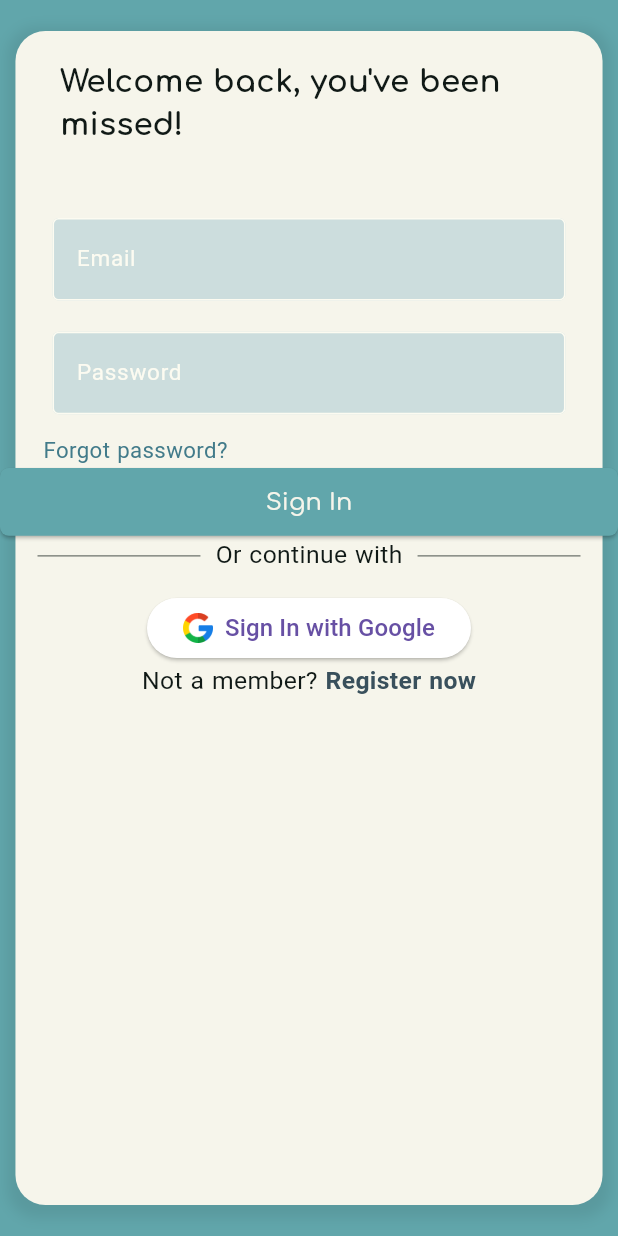
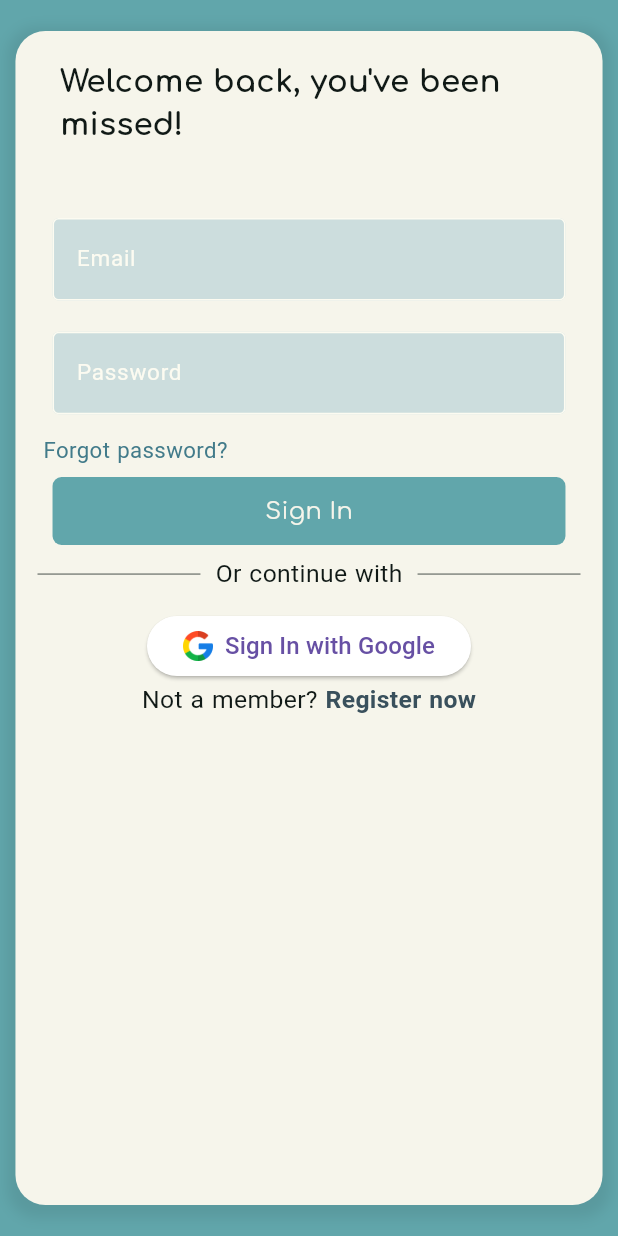
Before and after one commit to nitinjha607/leaflink-2.0, a Flutter app: the screen it shows after launch, on a phone screen of 412 x 824 dp. Run offline on Flutter 3.47's test engine with Material 3 defaults, Android fonts, the phone set to English and light mode, and no system bars; our stand-ins replace firebase_auth, firebase_core, fl_chart, google_fonts, google_sign_in, shimmer and 1 more; accounts and stored records are empty.

Commit message:
Update my_button.dart

```diff
--- a/leaflink/lib/components/my_button.dart
+++ b/leaflink/lib/components/my_button.dart
@@ -13,14 +13,19 @@ class MyButton extends StatelessWidget {
 
   @override
   Widget build(BuildContext context) {
-    return ElevatedButton(
-      onPressed: onTap,
-      style: ElevatedButton.styleFrom(
+    return GestureDetector(
+      onTap: onTap, // Use the onTap callback passed to the widget
+      child: Container(
         padding: EdgeInsets.all(MediaQuery.of(context).size.height * 0.0135),
-        primary: const Color.fromRGBO(97, 166, 171, 1),
-        shape: RoundedRectangleBorder(
+        margin: EdgeInsets.only(
+          left: MediaQuery.of(context).size.width * 0.085,
+          right: MediaQuery.of(context).size.width * 0.085,
+          bottom: MediaQuery.of(context).size.height * 0.009,
+          top: MediaQuery.of(context).size.height * 0.009,
+        ),
+        decoration: BoxDecoration(
+          color: const Color.fromRGBO(97, 166, 171, 1),
           borderRadius: BorderRadius.circular(6),
-        ),
         ),
         child: Center(
           child: Text(
@@ -32,6 +37,7 @@ class MyButton extends StatelessWidget {
             ),
           ),
         ),
+      ),
     );
   }
 }
```
Lines whose indentation alone changed are shown as unchanged.
